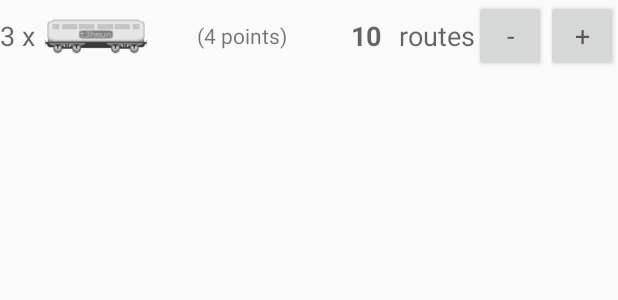
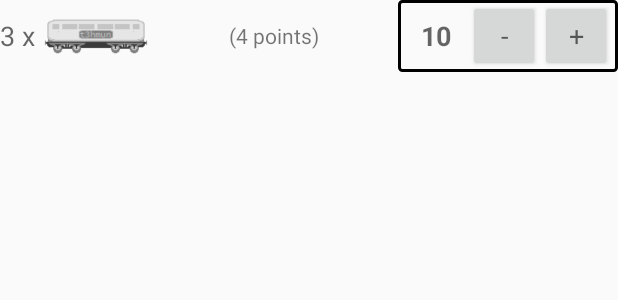
Before and after one commit to t3hmun/Ticket-to-Ride-Score, an Android app: the layout route_score_item_preview.xml on its own in the app's theme, with its tools: preview values and no code run, on a phone screen of 412 x 824 dp. Shown: the top 300 px of the screen. Run offline under Robolectric (Android 15) with nearby library versions, the phone set to English and light mode, and no system bars.

Commit message:
Added border to stepper and removed text so that it fits on smaller screens.

```diff
--- a/app/src/main/java/com/t3hmun/tickettoridescore/MainActivity.java
+++ b/app/src/main/java/com/t3hmun/tickettoridescore/MainActivity.java
@@ -170,7 +170,8 @@ public class MainActivity extends AppCompatActivity {
          */
         @Override
         public Fragment getItem(int position) {
-            return PlayerScoreFragment.newInstance(playerColours.get(position), config);
+            Colours playerColour = playerColours.get(position);
+            return PlayerScoreFragment.newInstance(playerColour, config, colorMapping.get(playerColour));
         }
 
         @Override
--- /dev/null
+++ b/app/src/main/res/drawable/border.xml
@@ -0,0 +1,7 @@
+<?xml version="1.0" encoding="utf-8"?>
+<shape xmlns:android="http://schemas.android.com/apk/res/android"
+    android:shape="rectangle">
+    <corners android:radius="2dp" />
+    <solid android:color="#00000000"/>
+    <stroke android:width="2dp" android:color="#000000"/>
+</shape>
--- a/app/src/main/res/layout/route_score_item.xml
+++ b/app/src/main/res/layout/route_score_item.xml
@@ -2,10 +2,9 @@
 <merge xmlns:android="http://schemas.android.com/apk/res/android"
     xmlns:app="http://schemas.android.com/apk/res-auto"
     xmlns:tools="http://schemas.android.com/tools"
-    android:layout_width="match_parent"
+    android:layout_width="wrap_content"
     android:layout_height="wrap_content"
     android:orientation="horizontal"
-
     tools:showIn="@layout/route_score_item_preview">
 
     <LinearLayout
@@ -30,7 +29,6 @@
             android:text="@string/times"
             android:textAlignment="center" />
 
-
         <ImageView
             android:layout_width="72dp"
             android:layout_height="wrap_content"
@@ -52,7 +50,11 @@
     <LinearLayout
         android:layout_width="wrap_content"
         android:layout_height="wrap_content"
-        android:layout_gravity="center">
+        android:layout_gravity="center"
+        android:paddingRight="4dp"
+        android:paddingLeft="4dp"
+        android:background="@drawable/border"
+        android:id="@+id/num_stepper_pane">
 
         <TextView
             android:id="@+id/route_edit"
@@ -64,16 +66,6 @@
             android:text="@string/preview_num"
             android:textAlignment="center"
             android:textStyle="normal|bold" />
-
-
-        <TextView
-            style="@style/TextAppearance.AppCompat.Medium"
-            android:layout_width="wrap_content"
-            android:layout_height="wrap_content"
-            android:layout_gravity="center"
-            android:text="@string/routes_lower"
-            android:textAlignment="center" />
-
 
         <Button
             android:id="@+id/minus_button"
--- a/app/src/main/res/values/strings.xml
+++ b/app/src/main/res/values/strings.xml
@@ -21,7 +21,7 @@
     <string name="add_route_score">Add route score</string>
     <string name="add_ticket_score">Add ticket score</string>
     <string name="add_remaining_trains">Add Remaining Trains</string>
-    <string name="routes_lower">routes</string>
+    <string name="routes_lower">routes\u0020</string>
     <string name="minus">-</string>
     <string name="plus">+</string>
     <string name="preview_num">10</string>
```
Also changed, not shown: app/src/main/java/com/t3hmun/tickettoridescore/PlayerScoreFragment.java (+6 -2 lines), app/src/main/java/com/t3hmun/tickettoridescore/RouteScoreView.java (+13 -1 lines).
